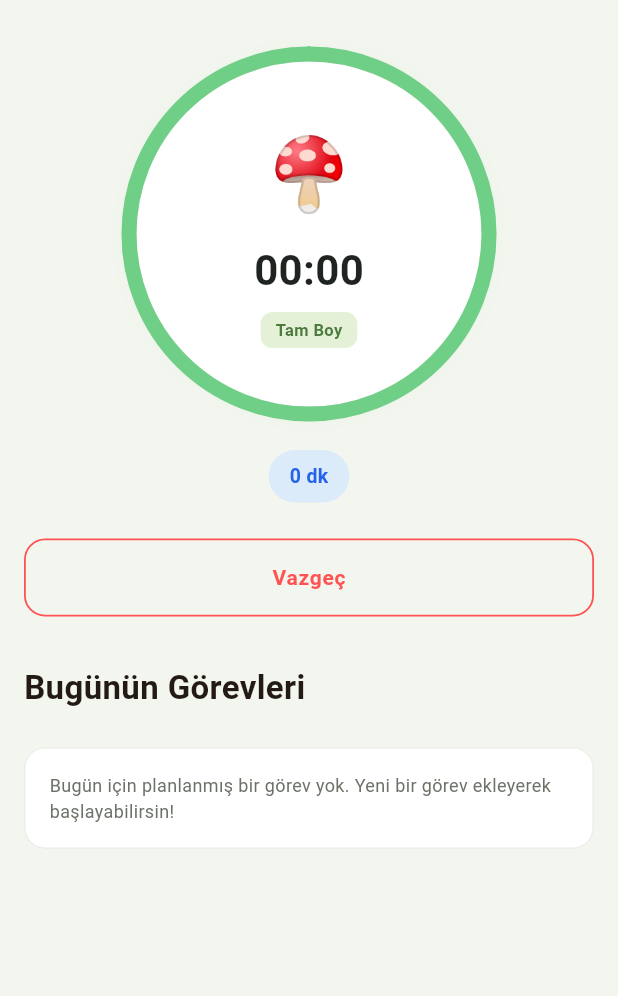
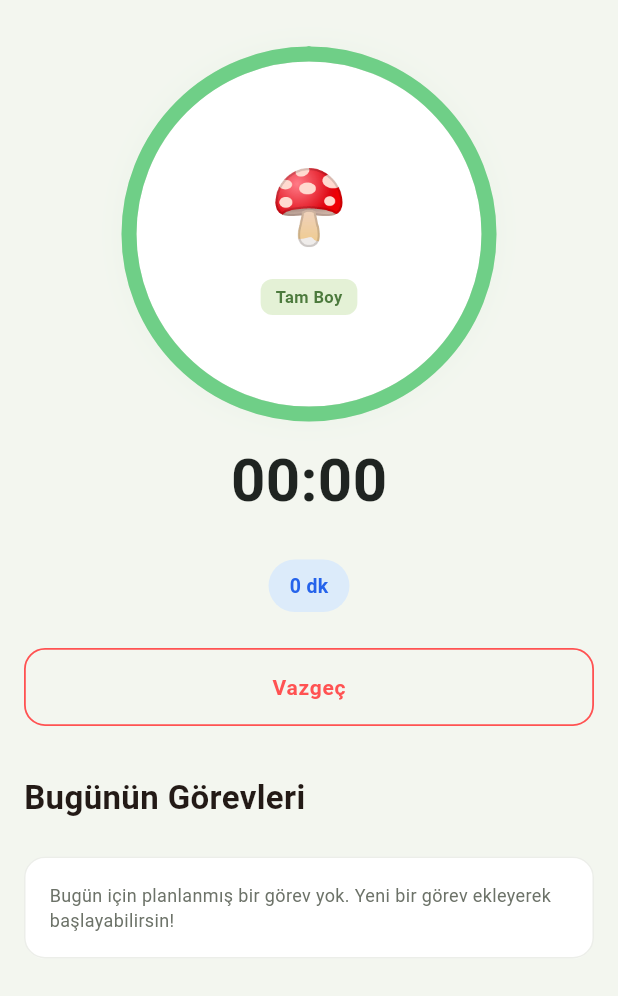
Before and after one commit to zeymeltem/Misel, a Flutter app: the _ActiveView widget shown alone on an empty page, opened directly with empty values, on a phone screen of 412 x 824 dp. Shown: the top 996 px of the screen. Run offline on Flutter 3.47's test engine with Material 3 defaults, Android fonts, the phone set to English and light mode, and no system bars; our stand-ins replace cloud_firestore, firebase_auth, firebase_core, flutter_local_notifications, flutter_riverpod, google_sign_in and 1 more; accounts and stored records are empty.

Commit message:
fix: dijital saati halkanin disina, altina tasi
Kullanici istegi: saat halkanin icinde degil, MushroomGrowthRing'in
altinda gorunmeli. MushroomGrowthRing eski haline donduruldu (remaining
parametresi kaldirildi), saat artik timer_screen.dart'ta halkanin
hemen altinda ayri bir Text olarak gosteriliyor.

Co-Authored-By: Claude Fable 5 <noreply@anthropic.com>

```diff
--- a/lib/screens/timer/timer_screen.dart
+++ b/lib/screens/timer/timer_screen.dart
@@ -10,6 +10,12 @@ import '../../widgets/mushroom_picker.dart';
 import '../../widgets/streak_badge.dart';
 import '../../widgets/tag_selector.dart';
 import '../../widgets/today_tasks_section.dart';
+
+String _formatDuration(Duration d) {
+  final minutes = d.inMinutes.remainder(60).toString().padLeft(2, '0');
+  final seconds = d.inSeconds.remainder(60).toString().padLeft(2, '0');
+  return '$minutes:$seconds';
+}
 
 /// Sayaç: seans kurulumu + odak seansı (kronometre) + yaşam döngüsü tespiti.
 class TimerScreen extends ConsumerStatefulWidget {
@@ -262,7 +268,16 @@ class _ActiveView extends ConsumerWidget {
             child: MushroomGrowthRing(
               progress: timer.progress,
               mushroomSprite: selectedMushroom?.spriteAsset,
-              remaining: timer.remaining,
+            ),
+          ),
+          const SizedBox(height: 16),
+          Text(
+            _formatDuration(timer.remaining),
+            style: const TextStyle(
+              fontSize: 40,
+              fontWeight: FontWeight.w700,
+              fontFeatures: [FontFeature.tabularFigures()],
+              color: AppColors.taskTitle,
             ),
           ),
           const SizedBox(height: 24),
--- a/lib/widgets/mushroom_growth_ring.dart
+++ b/lib/widgets/mushroom_growth_ring.dart
@@ -29,20 +29,12 @@ extension GrowthStageX on GrowthStage {
 class MushroomGrowthRing extends StatelessWidget {
   final double progress;
   final String? mushroomSprite;
-  final Duration? remaining;
 
   const MushroomGrowthRing({
     super.key,
     required this.progress,
     this.mushroomSprite,
-    this.remaining,
   });
-
-  static String _formatDuration(Duration d) {
-    final minutes = d.inMinutes.remainder(60).toString().padLeft(2, '0');
-    final seconds = d.inSeconds.remainder(60).toString().padLeft(2, '0');
-    return '$minutes:$seconds';
-  }
 
   @override
   Widget build(BuildContext context) {
@@ -107,19 +99,7 @@ class MushroomGrowthRing extends StatelessWidget {
                   ),
                 ),
               ),
-              if (remaining != null) ...[
-                const SizedBox(height: 8),
-                Text(
-                  _formatDuration(remaining!),
-                  style: const TextStyle(
-                    fontSize: 28,
-                    fontWeight: FontWeight.w700,
-                    fontFeatures: [FontFeature.tabularFigures()],
-                    color: AppColors.taskTitle,
-                  ),
-                ),
-              ],
-              const SizedBox(height: 8),
+              const SizedBox(height: 12),
               // Growth stage badge
               Container(
                 padding: const EdgeInsets.symmetric(horizontal: 10, vertical: 4),
```
